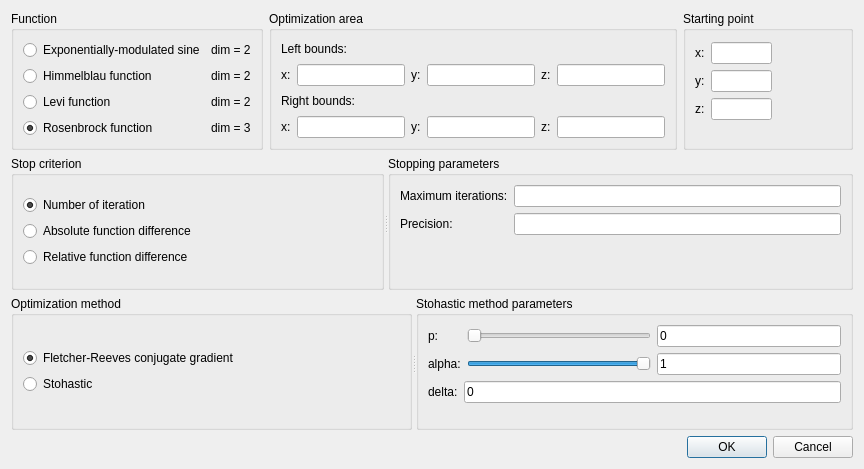
First picture: the form in settings.ui, repository NikitaKhromovSPBU/FunctionOptimizationGUI, before the edit.
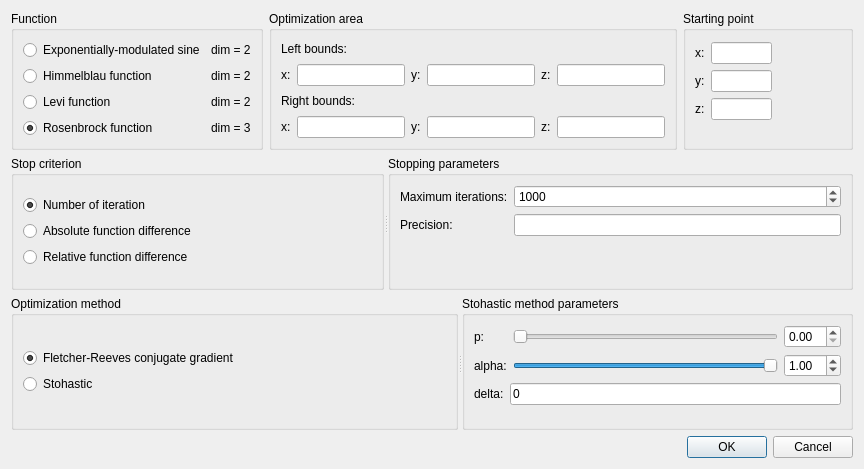
Second picture: the form after the edit.

Commit message: Finished settings design

Patch:
```diff
--- a/settings.ui
+++ b/settings.ui
@@ -300,16 +300,25 @@
          </property>
         </widget>
        </item>
-       <item row="0" column="1">
-        <widget class="QLineEdit" name="max_iter">
-         <property name="text">
-          <string/>
-         </property>
-        </widget>
-       </item>
        <item row="2" column="1">
         <widget class="QLineEdit" name="precision"/>
        </item>
+       <item row="0" column="1">
+        <widget class="QSpinBox" name="max_iter">
+         <property name="minimum">
+          <number>1</number>
+         </property>
+         <property name="maximum">
+          <number>999999999</number>
+         </property>
+         <property name="stepType">
+          <enum>QAbstractSpinBox::AdaptiveDecimalStepType</enum>
+         </property>
+         <property name="value">
+          <number>1000</number>
+         </property>
+        </widget>
+       </item>
       </layout>
      </widget>
     </widget>
@@ -356,6 +365,23 @@
         <layout class="QVBoxLayout" name="verticalLayout_9">
          <item>
           <layout class="QGridLayout" name="gridLayout_2">
+           <item row="1" column="2">
+            <widget class="QDoubleSpinBox" name="alpha_spin">
+             <property name="value">
+              <double>1.000000000000000</double>
+             </property>
+            </widget>
+           </item>
+           <item row="0" column="1">
+            <widget class="QSlider" name="p_slider">
+             <property name="maximum">
+              <number>99</number>
+             </property>
+             <property name="orientation">
+              <enum>Qt::Horizontal</enum>
+             </property>
+            </widget>
+           </item>
            <item row="0" column="0">
             <widget class="QLabel" name="label_14">
              <property name="toolTip">
@@ -372,33 +398,6 @@
              </property>
             </widget>
            </item>
-           <item row="0" column="1">
-            <widget class="QSlider" name="p_slider">
-             <property name="maximum">
-              <number>100</number>
-             </property>
-             <property name="orientation">
-              <enum>Qt::Horizontal</enum>
-             </property>
-            </widget>
-           </item>
-           <item row="0" column="2">
-            <widget class="QLineEdit" name="p_edit">
-             <property name="text">
-              <string>0</string>
-             </property>
-            </widget>
-           </item>
-           <item row="1" column="0">
-            <widget class="QLabel" name="label_16">
-             <property name="toolTip">
-              <string>delta reduction rate</string>
-             </property>
-             <property name="text">
-              <string>alpha:</string>
-             </property>
-            </widget>
-           </item>
            <item row="1" column="1">
             <widget class="QSlider" name="alpha_slider">
              <property name="minimum">
@@ -415,10 +414,23 @@
              </property>
             </widget>
            </item>
-           <item row="1" column="2">
-            <widget class="QLineEdit" name="alpha_edit">
+           <item row="1" column="0">
+            <widget class="QLabel" name="label_16">
+             <property name="toolTip">
+              <string>delta reduction rate</string>
+             </property>
              <property name="text">
-              <string>1</string>
+              <string>alpha:</string>
+             </property>
+            </widget>
+           </item>
+           <item row="0" column="2">
+            <widget class="QDoubleSpinBox" name="p_spin">
+             <property name="maximum">
+              <double>1.000000000000000</double>
+             </property>
+             <property name="singleStep">
+              <double>0.010000000000000</double>
              </property>
             </widget>
            </item>
```
Left out of the diff: 9 changed lines with no effect on the pictures. The commit also changes 9 other files.
